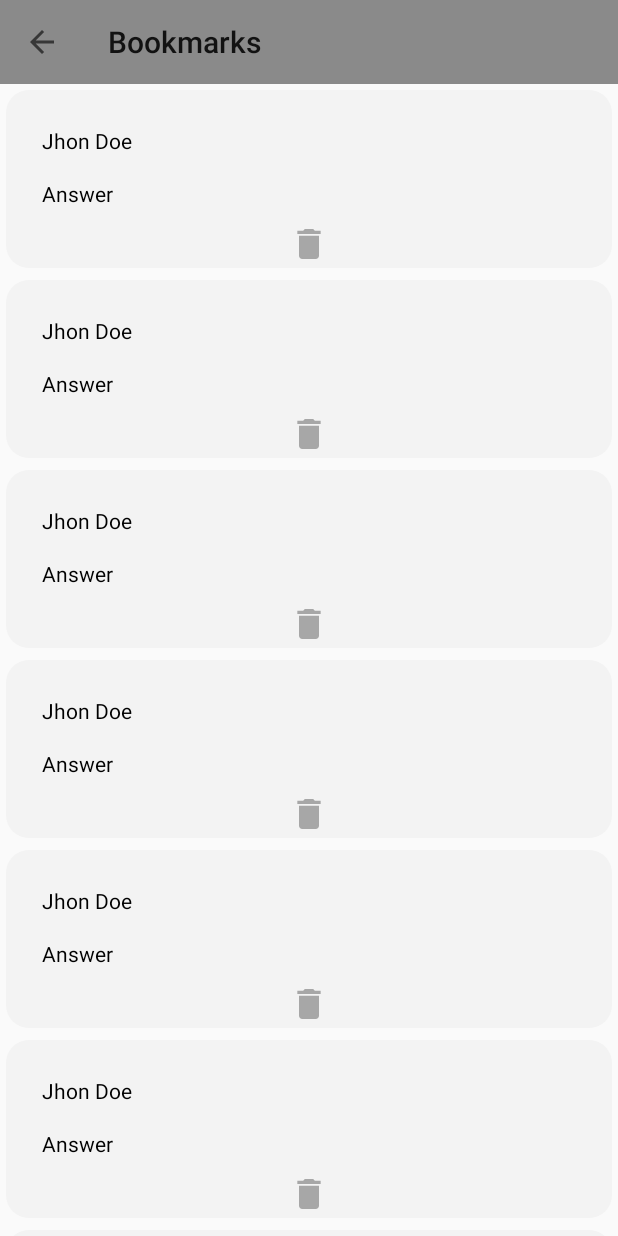
After one commit to hector036/Quizzer--Online-Quiz-App, an Android app: the BookmarksActivity screen opened directly, with no data from a screen before it, on a phone screen of 412 x 824 dp. The commit adds this screen. Run offline under Robolectric (Android 15) with nearby library versions, the phone set to English and light mode, and no system bars.

Commit message:
Pinned Commit. Started working for timer and offline bookmarks list

```diff
--- a/Quizzer- Online Quiz App/app/src/main/AndroidManifest.xml
+++ b/Quizzer- Online Quiz App/app/src/main/AndroidManifest.xml
@@ -2,7 +2,7 @@
 <manifest xmlns:android="http://schemas.android.com/apk/res/android"
     package="com.example.quizzer_onlinequizapp">
 
-    <uses-permission android:name="android.permission.INTERNET"/>
+    <uses-permission android:name="android.permission.INTERNET" />
 
     <application
         android:allowBackup="true"
@@ -11,7 +11,9 @@
         android:roundIcon="@mipmap/ic_launcher_round"
         android:supportsRtl="true"
         android:theme="@style/AppTheme">
-        <activity android:name=".QuestionsActivity"></activity>
+        <activity android:name=".BookmarksActivity"></activity>
+        <activity android:name=".ScoreActivity" />
+        <activity android:name=".QuestionsActivity" />
         <activity android:name=".SetsActivity" />
         <activity android:name=".CategoriesActivity" />
         <activity android:name=".MainActivity">
--- /dev/null
+++ b/Quizzer- Online Quiz App/app/src/main/java/com/example/quizzer_onlinequizapp/BookmarksActivity.java
@@ -0,0 +1,62 @@
+package com.example.quizzer_onlinequizapp;
+
+import androidx.annotation.NonNull;
+import androidx.appcompat.app.AppCompatActivity;
+import androidx.appcompat.widget.Toolbar;
+import androidx.recyclerview.widget.LinearLayoutManager;
+import androidx.recyclerview.widget.RecyclerView;
+
+import android.os.Bundle;
+import android.view.MenuItem;
+import android.widget.LinearLayout;
+
+import java.util.ArrayList;
+import java.util.List;
+
+public class BookmarksActivity extends AppCompatActivity {
+
+    private RecyclerView recyclerView;
+
+    @Override
+    protected void onCreate(Bundle savedInstanceState) {
+        super.onCreate(savedInstanceState);
+        setContentView(R.layout.activity_bookmarks);
+
+        Toolbar toolbar = findViewById(R.id.toolbar);
+
+        setSupportActionBar(toolbar);
+        getSupportActionBar().setTitle("Bookmarks");
+        getSupportActionBar().setDisplayHomeAsUpEnabled(true);
+
+        recyclerView = findViewById(R.id.rv_bookmarks);
+
+        LinearLayoutManager layoutManager = new LinearLayoutManager(this);
+        layoutManager.setOrientation(RecyclerView.VERTICAL);
+        recyclerView.setLayoutManager(layoutManager);
+
+        List<QuestionModel> list = new ArrayList<>();
+
+        list.add(new QuestionModel("What is your Name?","","","","","Jhon Doe",0));
+        list.add(new QuestionModel("What is your Name?","","","","","Jhon Doe",0));
+        list.add(new QuestionModel("What is your Name?","","","","","Jhon Doe",0));
+        list.add(new QuestionModel("What is your Name?","","","","","Jhon Doe",0));
+        list.add(new QuestionModel("What is your Name?","","","","","Jhon Doe",0));
+        list.add(new QuestionModel("What is your Name?","","","","","Jhon Doe",0));
+        list.add(new QuestionModel("What is your Name?","","","","","Jhon Doe",0));
+
+
+        BookmarksAdater adater = new BookmarksAdater(list);
+        recyclerView.setAdapter(adater);
+    }
+
+
+    @Override
+    public boolean onOptionsItemSelected(@NonNull MenuItem item) {
+
+        if(item.getItemId() == android.R.id.home){
+            finish();
+        }
+
+        return super.onOptionsItemSelected(item);
+    }
+}
--- /dev/null
+++ b/Quizzer- Online Quiz App/app/src/main/java/com/example/quizzer_onlinequizapp/BookmarksAdater.java
@@ -0,0 +1,72 @@
+package com.example.quizzer_onlinequizapp;
+
+import android.view.LayoutInflater;
+import android.view.View;
+import android.view.ViewGroup;
+import android.widget.ImageButton;
+import android.widget.TextView;
+
+import androidx.annotation.NonNull;
+import androidx.recyclerview.widget.RecyclerView;
+
+import java.util.List;
+
+public class BookmarksAdater extends RecyclerView.Adapter<BookmarksAdater.Viewholder>{
+
+
+    private List<QuestionModel> list ;
+
+    public BookmarksAdater(List<QuestionModel> list) {
+        this.list = list;
+    }
+
+    @NonNull
+    @Override
+    public Viewholder onCreateViewHolder(@NonNull ViewGroup parent, int viewType) {
+       View view = LayoutInflater.from(parent.getContext()).inflate(R.layout.bookmarks_item,parent,false);
+
+
+        return new Viewholder(view);
+    }
+
+    @Override
+    public void onBindViewHolder(@NonNull Viewholder holder, int position) {
+        holder.setData(list.get(position).getQuestion(),list.get(position).getCorrectAns(),position);
+    }
+
+    @Override
+    public int getItemCount() {
+        return list.size();
+    }
+
+    class Viewholder extends RecyclerView.ViewHolder{
+
+        private TextView question,answer;
+        private ImageButton deleteBtn;
+
+        public Viewholder(@NonNull View itemView) {
+            super(itemView);
+
+            question = itemView.findViewById(R.id.question);
+            answer = itemView.findViewById(R.id.answer);
+            deleteBtn = itemView.findViewById(R.id.delete_btn);
+
+
+        }
+
+        private void setData(String question, String answer,final int position){
+
+            this.question.setText(question);
+            this.question.setText(answer);
+
+            deleteBtn.setOnClickListener(new View.OnClickListener() {
+                @Override
+                public void onClick(View v) {
+                    list.remove(position);
+                    notifyItemRemoved(position);
+                }
+            });
+        }
+
+    }
+}
--- /dev/null
+++ b/Quizzer- Online Quiz App/app/src/main/res/drawable-anydpi/delete.xml
@@ -0,0 +1,13 @@
+<vector xmlns:android="http://schemas.android.com/apk/res/android"
+    android:width="24dp"
+    android:height="24dp"
+    android:viewportWidth="21.6"
+    android:viewportHeight="21.6"
+    android:tint="#50000000">
+  <group android:translateX="-1.2"
+      android:translateY="-1.2">
+      <path
+          android:fillColor="#FF000000"
+          android:pathData="M6,19c0,1.1 0.9,2 2,2h8c1.1,0 2,-0.9 2,-2V7H6v12zM19,4h-3.5l-1,-1h-5l-1,1H5v2h14V4z"/>
+  </group>
+</vector>
--- /dev/null
+++ b/Quizzer- Online Quiz App/app/src/main/res/layout/activity_bookmarks.xml
@@ -0,0 +1,22 @@
+<?xml version="1.0" encoding="utf-8"?>
+<LinearLayout xmlns:android="http://schemas.android.com/apk/res/android"
+    xmlns:app="http://schemas.android.com/apk/res-auto"
+    xmlns:tools="http://schemas.android.com/tools"
+    android:layout_width="match_parent"
+    android:layout_height="match_parent"
+    android:orientation="vertical"
+    tools:context=".BookmarksActivity">
+
+    <androidx.appcompat.widget.Toolbar
+        android:id="@+id/toolbar"
+        android:layout_width="match_parent"
+        android:layout_height="?attr/actionBarSize"
+        android:background="#8A8A8A" />
+
+<androidx.recyclerview.widget.RecyclerView
+   android:id="@+id/rv_bookmarks"
+    android:layout_width="match_parent"
+    android:layout_height="0dp"
+    android:layout_weight="1" />
+
+</LinearLayout>
--- /dev/null
+++ b/Quizzer- Online Quiz App/app/src/main/res/layout/bookmarks_item.xml
@@ -0,0 +1,40 @@
+<?xml version="1.0" encoding="utf-8"?>
+<LinearLayout xmlns:android="http://schemas.android.com/apk/res/android"
+    android:layout_width="match_parent"
+    android:layout_height="wrap_content"
+    android:layout_margin="4dp"
+    android:background="@drawable/category_bg"
+    android:orientation="vertical"
+
+    android:paddingLeft="16dp"
+    android:paddingRight="16dp"
+    android:paddingTop="16dp"
+    android:paddingBottom="0dp">
+
+    <TextView
+        android:id="@+id/question"
+        android:layout_width="match_parent"
+        android:layout_height="wrap_content"
+        android:padding="8dp"
+
+        android:text="Question"
+        android:textColor="@android:color/black" />
+
+    <TextView
+        android:id="@+id/answer"
+        android:layout_width="match_parent"
+        android:layout_height="wrap_content"
+        android:padding="8dp"
+        android:text="Answer"
+        android:textColor="@android:color/black" />
+
+    <ImageButton
+        android:id="@+id/delete_btn"
+        android:layout_width="match_parent"
+        android:layout_height="wrap_content"
+        android:padding="4dp"
+        android:background="@android:color/transparent"
+        android:src="@drawable/delete"
+        />
+
+</LinearLayout>
```
Also changed, not shown: Quizzer- Online Quiz App/app/src/main/java/com/example/quizzer_onlinequizapp/CategoriesActivity.java (+19 -15 lines), Quizzer- Online Quiz App/app/src/main/java/com/example/quizzer_onlinequizapp/MainActivity.java (+10 -1 lines), Quizzer- Online Quiz App/app/src/main/java/com/example/quizzer_onlinequizapp/QuestionsActivity.java (+6 -1 lines), Quizzer- Online Quiz App/app/src/main/java/com/example/quizzer_onlinequizapp/ScoreActivity.java (added, +35 -0 lines), Quizzer- Online Quiz App/app/src/main/res/layout/activity_score.xml (added, +77 -0 lines), Quizzer- Online Quiz App/app/src/main/res/drawable-hdpi/delete.png (added), Quizzer- Online Quiz App/app/src/main/res/drawable-mdpi/delete.png (added), Quizzer- Online Quiz App/app/src/main/res/drawable-xhdpi/delete.png (added), Quizzer- Online Quiz App/app/src/main/res/drawable-xxhdpi/delete.png (added).
